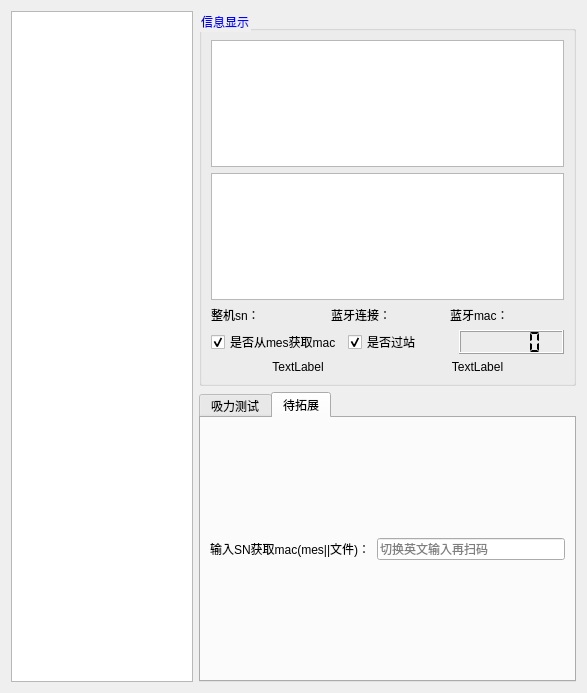
First picture: the form in work_station/suction/suction.ui, repository yuhuang163/test, before the edit.
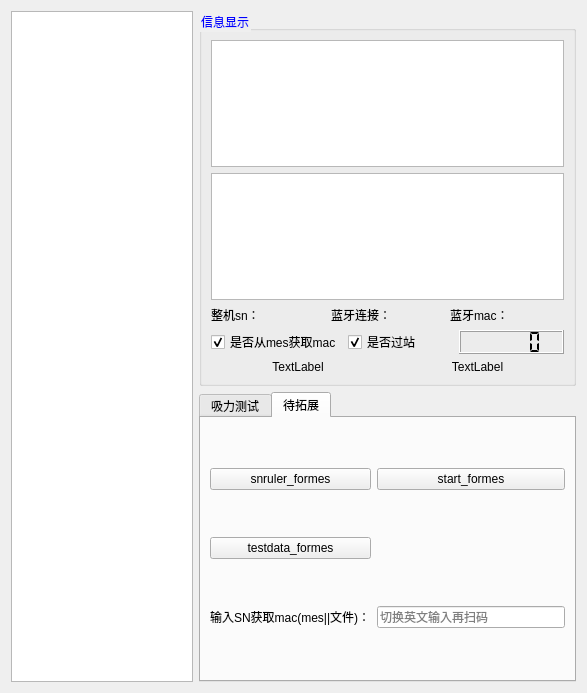
Second picture: the form after the edit. The open tabs and pages were chosen to show the change.

```diff
--- a/work_station/suction/suction.ui
+++ b/work_station/suction/suction.ui
@@ -437,20 +437,41 @@
          <string>待拓展</string>
         </attribute>
         <layout class="QGridLayout" name="gridLayout_4">
-         <item row="0" column="0">
+         <item row="2" column="0">
           <widget class="QLabel" name="label_5">
            <property name="text">
             <string>输入SN获取mac(mes||文件)：</string>
            </property>
           </widget>
          </item>
-         <item row="0" column="1">
+         <item row="0" column="0">
+          <widget class="QPushButton" name="snruler_formes">
+           <property name="text">
+            <string>snruler_formes</string>
+           </property>
+          </widget>
+         </item>
+         <item row="2" column="1">
           <widget class="QLineEdit" name="getMac">
            <property name="placeholderText">
             <string>切换英文输入再扫码</string>
            </property>
           </widget>
          </item>
+         <item row="0" column="1">
+          <widget class="QPushButton" name="start_formes">
+           <property name="text">
+            <string>start_formes</string>
+           </property>
+          </widget>
+         </item>
+         <item row="1" column="0">
+          <widget class="QPushButton" name="testdata_formes">
+           <property name="text">
+            <string>testdata_formes</string>
+           </property>
+          </widget>
+         </item>
         </layout>
        </widget>
       </widget>
```
Left out of the diff: 2 changed lines with no effect on the pictures.
